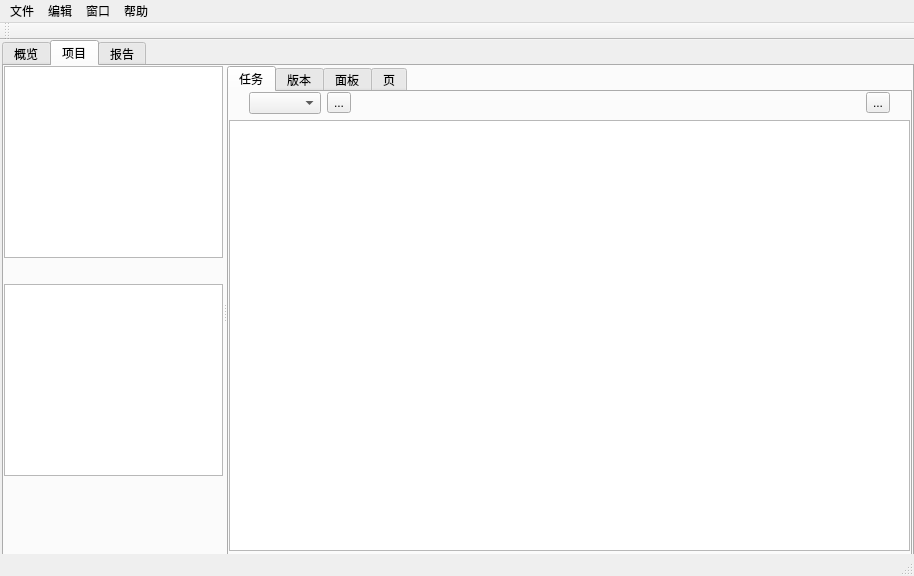
Before: the Qt Designer form UI/PM_Anim_MainWin.ui in IvanYangYangXi/Anim_ProjectManage, drawn with Qt 5.
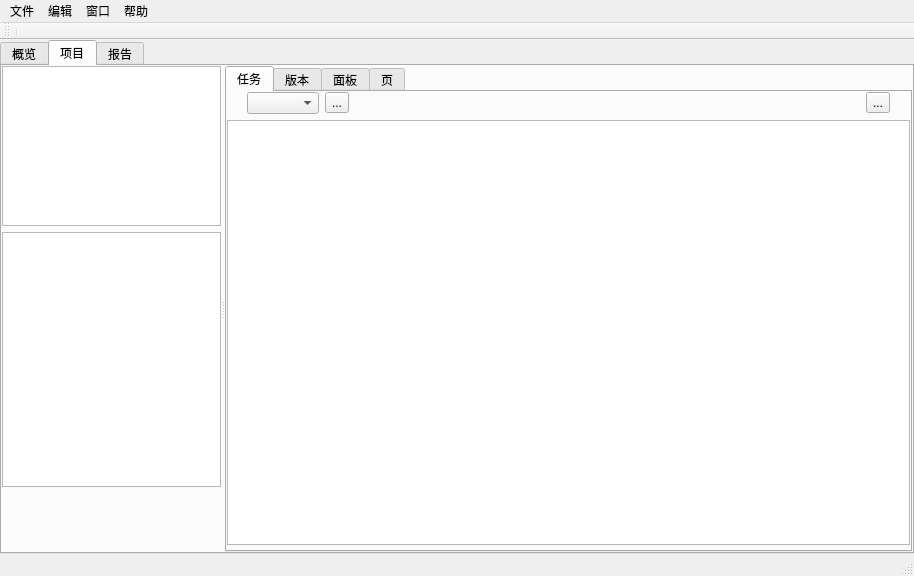
After: the same form once the commit is applied.

The edit to the form file:
```diff
--- a/UI/PM_Anim_MainWin.ui
+++ b/UI/PM_Anim_MainWin.ui
@@ -13,16 +13,27 @@
   <property name="windowTitle">
    <string>MainWindow</string>
   </property>
-  <widget class="QWidget" name="centralwidget">
+  <widget class="QWidget" name="Centralwidget">
+   <layout class="QHBoxLayout" name="horizontalLayout_11">
+    <property name="leftMargin">
+     <number>0</number>
+    </property>
+    <property name="topMargin">
+     <number>0</number>
+    </property>
+    <property name="rightMargin">
+     <number>0</number>
+    </property>
+    <property name="bottomMargin">
+     <number>0</number>
+    </property>
+    <item>
+     <layout class="QHBoxLayout" name="horizontalLayout_Centralwidget">
+      <property name="spacing">
+       <number>5</number>
+      </property>
+      <item>
    <widget class="QTabWidget" name="tabWidget">
-    <property name="geometry">
-     <rect>
-      <x>2</x>
-      <y>0</y>
-      <width>912</width>
-      <height>520</height>
-     </rect>
-    </property>
     <property name="currentIndex">
      <number>1</number>
     </property>
@@ -215,13 +226,16 @@
          <enum>Qt::Horizontal</enum>
         </property>
         <widget class="QWidget" name="verticalLayoutWidget_4">
-         <layout class="QVBoxLayout" name="verticalLayout_5">
+             <layout class="QVBoxLayout" name="verticalLayout_5" stretch="10,16,0,0">
           <property name="bottomMargin">
            <number>5</number>
           </property>
           <item>
            <widget class="QListWidget" name="listWidget_3"/>
           </item>
+              <item>
+               <widget class="QTreeView" name="treeView_Proj_list"/>
+              </item>
           <item>
            <spacer name="horizontalSpacer_3">
             <property name="orientation">
@@ -235,9 +249,6 @@
             </property>
            </spacer>
           </item>
-          <item>
-           <widget class="QTreeView" name="treeView__Proj_list"/>
-          </item>
           <item>
            <spacer name="verticalSpacer_2">
             <property name="orientation">
@@ -481,6 +492,10 @@
      </attribute>
     </widget>
    </widget>
+      </item>
+     </layout>
+    </item>
+   </layout>
   </widget>
   <widget class="QMenuBar" name="menubar">
    <property name="geometry">
@@ -530,6 +545,7 @@
    <attribute name="toolBarBreak">
     <bool>false</bool>
    </attribute>
+   <addaction name="separator"/>
   </widget>
   <action name="action">
    <property name="text">
```
Left out of the diff: 4 changed lines with no effect on the pictures. Lines whose indentation alone changed are shown as unchanged.
